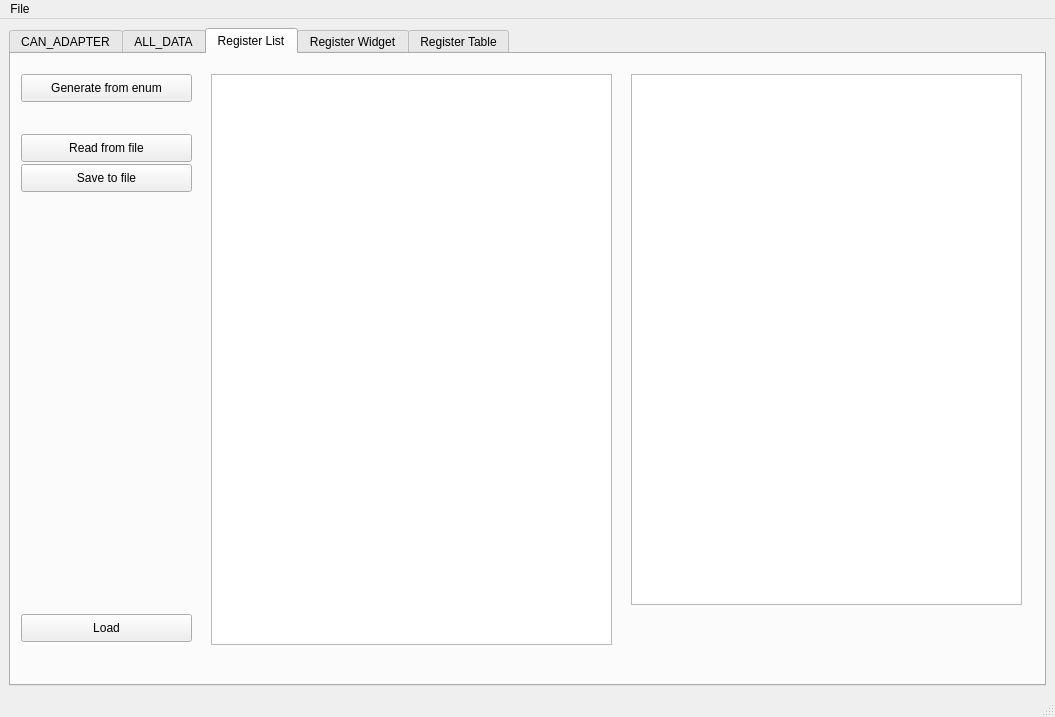
The window that mainwindow.ui (totktobroditvokrug/EL205-QT) describes before a commit, drawn with Qt 5.
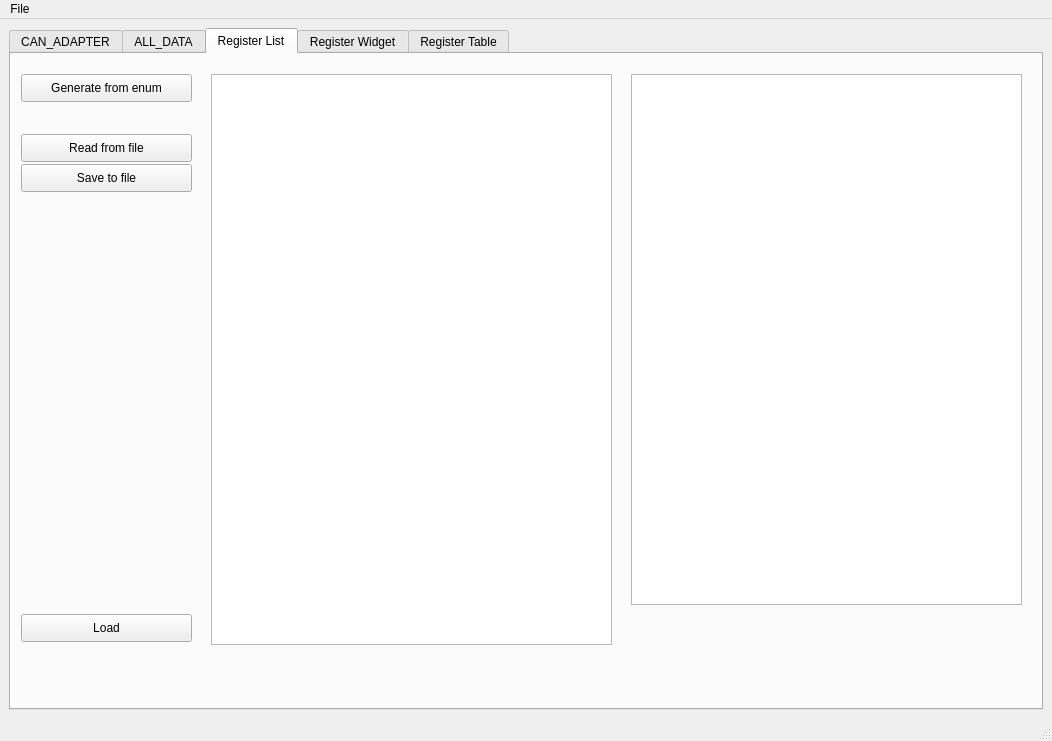
The same window after the commit. The open tabs and pages were chosen to show the change.

```diff
--- a/mainwindow.ui
+++ b/mainwindow.ui
@@ -6,8 +6,8 @@
    <rect>
     <x>0</x>
     <y>0</y>
-    <width>1055</width>
-    <height>717</height>
+    <width>1052</width>
+    <height>741</height>
    </rect>
   </property>
   <property name="windowTitle">
@@ -780,7 +780,7 @@
     <rect>
      <x>0</x>
      <y>0</y>
-     <width>1055</width>
+     <width>1052</width>
      <height>26</height>
     </rect>
    </property>
```
Left out of the diff: 2 changed lines with no effect on the pictures.
